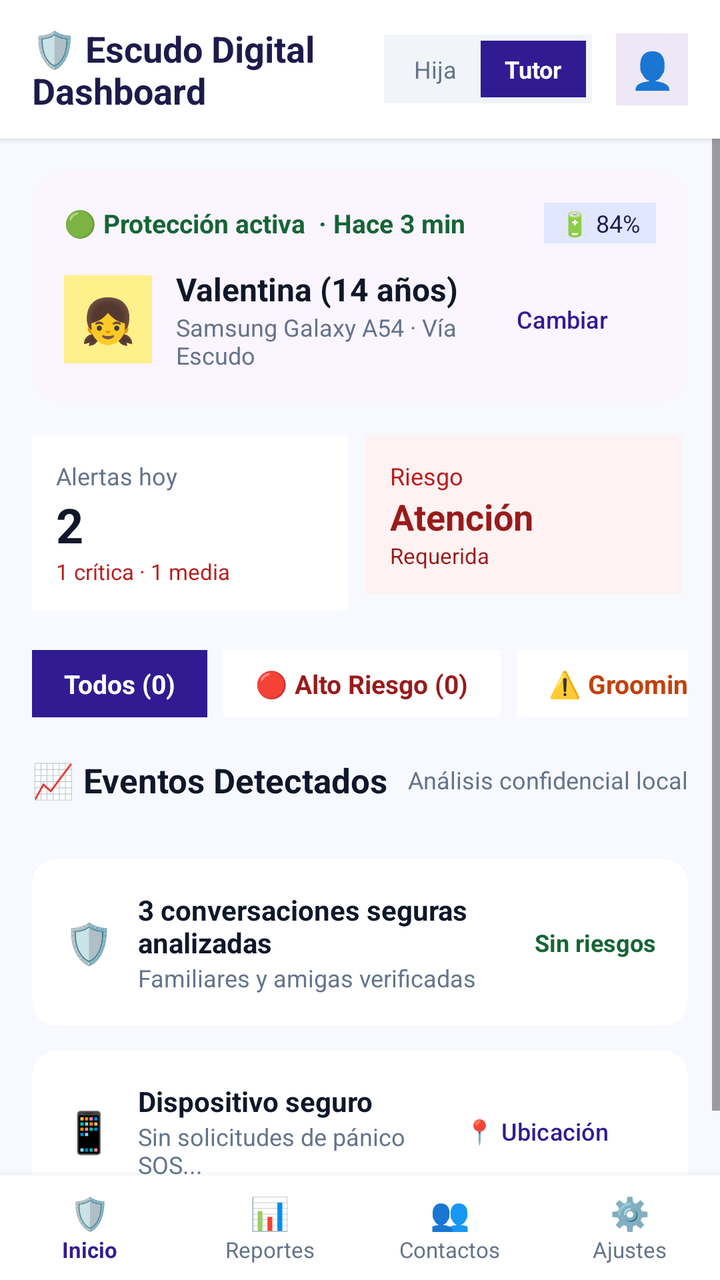
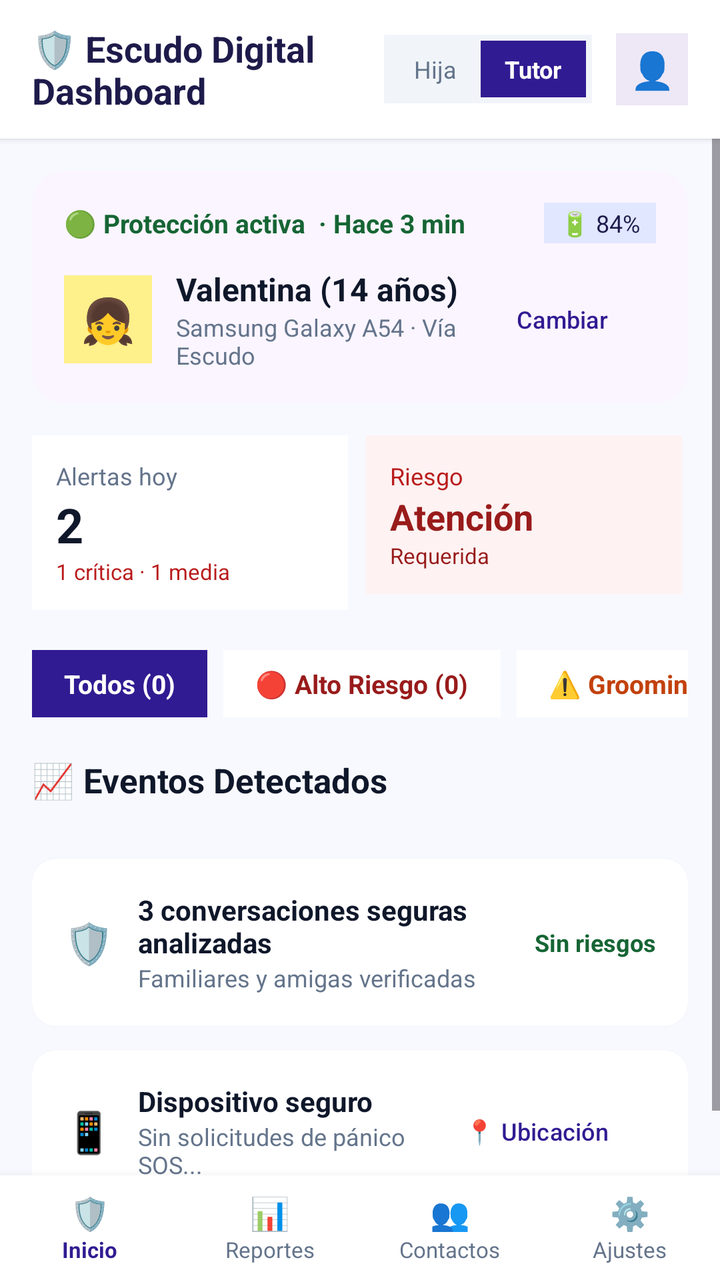

The first picture is an Android layout as it rendered before a commit; the second is the same layout after the commit. The layout source and the unified diff follow.
<!-- AndroidManifest.xml: application theme Theme.MyApplication -->
<!-- res/layout/activity_dashboard.xml -->
<?xml version="1.0" encoding="utf-8"?>
<LinearLayout xmlns:android="http://schemas.android.com/apk/res/android"
    xmlns:app="http://schemas.android.com/apk/res-auto"
    android:id="@+id/dashboardRoot"
    android:layout_width="match_parent"
    android:layout_height="match_parent"
    android:background="#F8F9FE"
    android:orientation="vertical">

    
    <LinearLayout
        android:layout_width="match_parent"
        android:layout_height="wrap_content"
        android:background="#FFFFFF"
        android:elevation="2dp"
        android:gravity="center_vertical"
        android:orientation="horizontal"
        android:paddingHorizontal="16dp"
        android:paddingVertical="12dp">

        <TextView
            android:layout_width="0dp"
            android:layout_height="wrap_content"
            android:layout_weight="1"
            android:text="🛡️ Escudo Digital\nDashboard"
            android:textColor="#1E1B4B"
            android:textSize="18sp"
            android:textStyle="bold" />

        <LinearLayout
            android:layout_width="wrap_content"
            android:layout_height="wrap_content"
            android:background="#F1F5F9"
            android:orientation="horizontal"
            android:padding="3dp">

            <TextView
                android:id="@+id/roleHija"
                android:layout_width="wrap_content"
                android:layout_height="wrap_content"
                android:paddingHorizontal="12dp"
                android:paddingVertical="6dp"
                android:text="Hija"
                android:textColor="#64748B"
                android:textSize="12sp" />

            <TextView
                android:id="@+id/roleTutor"
                android:layout_width="wrap_content"
                android:layout_height="wrap_content"
                android:background="#311B92"
                android:paddingHorizontal="12dp"
                android:paddingVertical="6dp"
                android:text="Tutor"
                android:textColor="#FFFFFF"
                android:textSize="12sp"
                android:textStyle="bold" />
        </LinearLayout>

        <TextView
            android:layout_width="36dp"
            android:layout_height="36dp"
            android:layout_marginStart="12dp"
            android:background="#EDE7F6"
            android:gravity="center"
            android:text="👤"
            android:textSize="18sp" />
    </LinearLayout>

    <ScrollView
        android:layout_width="match_parent"
        android:layout_height="0dp"
        android:layout_weight="1"
        android:fillViewport="true">

        <LinearLayout
            android:layout_width="match_parent"
            android:layout_height="wrap_content"
            android:orientation="vertical"
            android:padding="16dp">

            
            <androidx.cardview.widget.CardView
                android:layout_width="match_parent"
                android:layout_height="wrap_content"
                app:cardBackgroundColor="#FAF5FF"
                app:cardCornerRadius="16dp"
                app:cardElevation="0dp">

                <LinearLayout
                    android:layout_width="match_parent"
                    android:layout_height="wrap_content"
                    android:orientation="vertical"
                    android:padding="16dp">

                    <LinearLayout
                        android:layout_width="match_parent"
                        android:layout_height="wrap_content"
                        android:gravity="center_vertical"
                        android:orientation="horizontal">

                        <TextView
                            android:layout_width="0dp"
                            android:layout_height="wrap_content"
                            android:layout_weight="1"
                            android:text="🟢 Protección activa  · Hace 3 min"
                            android:textColor="#166534"
                            android:textSize="13sp"
                            android:textStyle="bold" />

                        <TextView
                            android:layout_width="wrap_content"
                            android:layout_height="wrap_content"
                            android:background="#E0E7FF"
                            android:paddingHorizontal="8dp"
                            android:paddingVertical="2dp"
                            android:text="🔋 84%"
                            android:textColor="#1E1B4B"
                            android:textSize="12sp" />
                    </LinearLayout>

                    <LinearLayout
                        android:layout_width="match_parent"
                        android:layout_height="wrap_content"
                        android:layout_marginTop="12dp"
                        android:gravity="center_vertical"
                        android:orientation="horizontal">

                        <TextView
                            android:layout_width="44dp"
                            android:layout_height="44dp"
                            android:background="#FEF08A"
                            android:gravity="center"
                            android:text="👧"
                            android:textSize="22sp" />

                        <LinearLayout
                            android:layout_width="0dp"
                            android:layout_height="wrap_content"
                            android:layout_marginStart="12dp"
                            android:layout_weight="1"
                            android:orientation="vertical">

                            <TextView
                                android:layout_width="wrap_content"
                                android:layout_height="wrap_content"
                                android:text="Valentina (14 años)"
                                android:textColor="#0F172A"
                                android:textSize="16sp"
                                android:textStyle="bold" />

                            <TextView
                                android:layout_width="wrap_content"
                                android:layout_height="wrap_content"
                                android:text="Samsung Galaxy A54 · Vía Escudo"
                                android:textColor="#64748B"
                                android:textSize="12sp" />
                        </LinearLayout>

                        <Button
                            android:id="@+id/btnChangeChild"
                            style="?attr/materialButtonOutlinedStyle"
                            android:layout_width="wrap_content"
                            android:layout_height="36dp"
                            android:text="Cambiar"
                            android:textAllCaps="false"
                            android:textColor="#311B92"
                            android:textSize="12sp" />
                    </LinearLayout>
                </LinearLayout>
            </androidx.cardview.widget.CardView>

            
            <LinearLayout
                android:layout_width="match_parent"
                android:layout_height="wrap_content"
                android:layout_marginTop="16dp"
                android:orientation="horizontal">

                
                <LinearLayout
                    android:layout_width="0dp"
                    android:layout_height="wrap_content"
                    android:layout_marginEnd="6dp"
                    android:layout_weight="1"
                    android:background="#FFFFFF"
                    android:orientation="vertical"
                    android:padding="12dp">

                    <TextView
                        android:layout_width="wrap_content"
                        android:layout_height="wrap_content"
                        android:text="Alertas hoy"
                        android:textColor="#64748B"
                        android:textSize="12sp" />

                    <TextView
                        android:id="@+id/statTodayCount"
                        android:layout_width="wrap_content"
                        android:layout_height="wrap_content"
                        android:text="2"
                        android:textColor="#0F172A"
                        android:textSize="24sp"
                        android:textStyle="bold" />

                    <TextView
                        android:id="@+id/statTodayDetail"
                        android:layout_width="wrap_content"
                        android:layout_height="wrap_content"
                        android:text="1 crítica · 1 media"
                        android:textColor="#B91C1C"
                        android:textSize="11sp" />
                </LinearLayout>

                
                <LinearLayout
                    android:layout_width="0dp"
                    android:layout_height="wrap_content"
                    android:layout_marginHorizontal="3dp"
                    android:layout_weight="1"
                    android:background="#FEF2F2"
                    android:orientation="vertical"
                    android:padding="12dp">

                    <TextView
                        android:layout_width="wrap_content"
                        android:layout_height="wrap_content"
                        android:text="Riesgo"
                        android:textColor="#B91C1C"
                        android:textSize="12sp" />

                    <TextView
                        android:id="@+id/statRiskStatus"
                        android:layout_width="wrap_content"
                        android:layout_height="wrap_content"
                        android:text="Atención"
                        android:textColor="#991B1B"
                        android:textSize="18sp"
                        android:textStyle="bold" />

                    <TextView
                        android:layout_width="wrap_content"
                        android:layout_height="wrap_content"
                        android:text="Requerida"
                        android:textColor="#991B1B"
                        android:textSize="11sp" />
                </LinearLayout>

            </LinearLayout>

            
            <HorizontalScrollView
                android:layout_width="match_parent"
                android:layout_height="wrap_content"
                android:layout_marginTop="20dp"
                android:scrollbars="none">

                <LinearLayout
                    android:layout_width="wrap_content"
                    android:layout_height="wrap_content"
                    android:orientation="horizontal">

                    <TextView
                        android:id="@+id/chipAll"
                        android:layout_width="wrap_content"
                        android:layout_height="wrap_content"
                        android:layout_marginEnd="8dp"
                        android:background="#311B92"
                        android:paddingHorizontal="16dp"
                        android:paddingVertical="8dp"
                        android:text="Todos (0)"
                        android:textColor="#FFFFFF"
                        android:textSize="13sp"
                        android:textStyle="bold" />

                    <TextView
                        android:id="@+id/chipHighRisk"
                        android:layout_width="wrap_content"
                        android:layout_height="wrap_content"
                        android:layout_marginEnd="8dp"
                        android:background="#FFFFFF"
                        android:paddingHorizontal="16dp"
                        android:paddingVertical="8dp"
                        android:text="🔴 Alto Riesgo (0)"
                        android:textColor="#991B1B"
                        android:textSize="13sp"
                        android:textStyle="bold" />

                    <TextView
                        android:id="@+id/chipGrooming"
                        android:layout_width="wrap_content"
                        android:layout_height="wrap_content"
                        android:layout_marginEnd="8dp"
                        android:background="#FFFFFF"
                        android:paddingHorizontal="16dp"
                        android:paddingVertical="8dp"
                        android:text="⚠️ Grooming (0)"
                        android:textColor="#C2410C"
                        android:textSize="13sp"
                        android:textStyle="bold" />

                    <TextView
                        android:id="@+id/chipSexualContent"
                        android:layout_width="wrap_content"
                        android:layout_height="wrap_content"
                        android:layout_marginEnd="8dp"
                        android:background="#FFFFFF"
                        android:paddingHorizontal="16dp"
                        android:paddingVertical="8dp"
                        android:text="🚫 Acoso sexual (0)"
                        android:textColor="#7C2D12"
                        android:textSize="13sp"
                        android:textStyle="bold" />

                    <TextView
                        android:id="@+id/chipCyberbullying"
                        android:layout_width="wrap_content"
                        android:layout_height="wrap_content"
                        android:layout_marginEnd="8dp"
                        android:background="#FFFFFF"
                        android:paddingHorizontal="16dp"
                        android:paddingVertical="8dp"
                        android:text="💻 Ciberbulying (0)"
                        android:textColor="#1D4ED8"
                        android:textSize="13sp"
                        android:textStyle="bold" />

                    <TextView
                        android:id="@+id/chipCoercion"
                        android:layout_width="wrap_content"
                        android:layout_height="wrap_content"
                        android:layout_marginEnd="8dp"
                        android:background="#FFFFFF"
                        android:paddingHorizontal="16dp"
                        android:paddingVertical="8dp"
                        android:text="⚠️ Coacción (0)"
                        android:textColor="#7E22CE"
                        android:textSize="13sp"
                        android:textStyle="bold" />

                    <TextView
                        android:id="@+id/chipMediumRisk"
                        android:layout_width="wrap_content"
                        android:layout_height="wrap_content"
                        android:background="#FFFFFF"
                        android:paddingHorizontal="16dp"
                        android:paddingVertical="8dp"
                        android:text="⚡ Riesgo Medio (0)"
                        android:textColor="#D97706"
                        android:textSize="13sp"
                        android:textStyle="bold" />
                </LinearLayout>
            </HorizontalScrollView>

            
            <LinearLayout
                android:layout_width="match_parent"
                android:layout_height="wrap_content"
                android:layout_marginTop="20dp"
                android:gravity="center_vertical"
                android:orientation="horizontal">

                <TextView
                    android:layout_width="0dp"
                    android:layout_height="wrap_content"
                    android:layout_weight="1"
                    android:text="📈 Eventos Detectados"
                    android:textColor="#0F172A"
                    android:textSize="17sp"
                    android:textStyle="bold" />

                <TextView
                    android:layout_width="wrap_content"
                    android:layout_height="wrap_content"
                    android:text="Análisis confidencial local"
                    android:textColor="#64748B"
                    android:textSize="12sp" />
            </LinearLayout>

            
            <LinearLayout
                android:id="@+id/timelineContainer"
                android:layout_width="match_parent"
                android:layout_height="wrap_content"
                android:layout_marginTop="12dp"
                android:orientation="vertical" />

            
            <androidx.cardview.widget.CardView
                android:layout_width="match_parent"
                android:layout_height="wrap_content"
                android:layout_marginTop="16dp"
                app:cardBackgroundColor="#FFFFFF"
                app:cardCornerRadius="12dp"
                app:cardElevation="1dp">

                <LinearLayout
                    android:layout_width="match_parent"
                    android:layout_height="wrap_content"
                    android:gravity="center_vertical"
                    android:orientation="horizontal"
                    android:padding="16dp">

                    <TextView
                        android:layout_width="wrap_content"
                        android:layout_height="wrap_content"
                        android:text="🛡️"
                        android:textSize="20sp" />

                    <LinearLayout
                        android:layout_width="0dp"
                        android:layout_height="wrap_content"
                        android:layout_marginStart="12dp"
                        android:layout_weight="1"
                        android:orientation="vertical">

                        <TextView
                            android:layout_width="wrap_content"
                            android:layout_height="wrap_content"
                            android:text="3 conversaciones seguras analizadas"
                            android:textColor="#0F172A"
                            android:textSize="14sp"
                            android:textStyle="bold" />

                        <TextView
                            android:layout_width="wrap_content"
                            android:layout_height="wrap_content"
                            android:text="Familiares y amigas verificadas"
                            android:textColor="#64748B"
                            android:textSize="12sp" />
                    </LinearLayout>

                    <TextView
                        android:layout_width="wrap_content"
                        android:layout_height="wrap_content"
                        android:text="Sin riesgos"
                        android:textColor="#166534"
                        android:textSize="12sp"
                        android:textStyle="bold" />
                </LinearLayout>
            </androidx.cardview.widget.CardView>

            
            <androidx.cardview.widget.CardView
                android:layout_width="match_parent"
                android:layout_height="wrap_content"
                android:layout_marginTop="12dp"
                app:cardBackgroundColor="#FFFFFF"
                app:cardCornerRadius="12dp"
                app:cardElevation="1dp">

                <LinearLayout
                    android:layout_width="match_parent"
                    android:layout_height="wrap_content"
                    android:gravity="center_vertical"
                    android:orientation="horizontal"
                    android:padding="16dp">

                    <TextView
                        android:layout_width="wrap_content"
                        android:layout_height="wrap_content"
                        android:text="📱"
                        android:textSize="20sp" />

                    <LinearLayout
                        android:layout_width="0dp"
                        android:layout_height="wrap_content"
                        android:layout_marginStart="12dp"
                        android:layout_weight="1"
                        android:orientation="vertical">

                        <TextView
                            android:layout_width="wrap_content"
                            android:layout_height="wrap_content"
                            android:text="Dispositivo seguro"
                            android:textColor="#0F172A"
                            android:textSize="14sp"
                            android:textStyle="bold" />

                        <TextView
                            android:layout_width="wrap_content"
                            android:layout_height="wrap_content"
                            android:text="Sin solicitudes de pánico SOS..."
                            android:textColor="#64748B"
                            android:textSize="12sp" />
                    </LinearLayout>

                    <Button
                        style="?attr/materialButtonOutlinedStyle"
                        android:layout_width="wrap_content"
                        android:layout_height="36dp"
                        android:text="📍 Ubicación"
                        android:textAllCaps="false"
                        android:textColor="#311B92"
                        android:textSize="12sp" />
                </LinearLayout>
            </androidx.cardview.widget.CardView>

        </LinearLayout>
    </ScrollView>

    
    <LinearLayout
        android:id="@+id/bottomNavigation"
        android:layout_width="match_parent"
        android:layout_height="wrap_content"
        android:background="#FFFFFF"
        android:elevation="8dp"
        android:orientation="horizontal"
        android:paddingVertical="8dp">

        <LinearLayout
            android:id="@+id/homeNavigation"
            android:layout_width="0dp"
            android:layout_height="wrap_content"
            android:layout_weight="1"
            android:gravity="center"
            android:orientation="vertical">

            <TextView
                android:layout_width="wrap_content"
                android:layout_height="wrap_content"
                android:text="🛡️"
                android:textSize="16sp" />

            <TextView
                android:layout_width="wrap_content"
                android:layout_height="wrap_content"
                android:text="Inicio"
                android:textColor="#311B92"
                android:textSize="11sp"
                android:textStyle="bold" />
        </LinearLayout>

        <LinearLayout
            android:id="@+id/reportsNavigation"
            android:layout_width="0dp"
            android:layout_height="wrap_content"
            android:layout_weight="1"
            android:gravity="center"
            android:orientation="vertical">

            <TextView
                android:layout_width="wrap_content"
                android:layout_height="wrap_content"
                android:text="📊"
                android:textSize="16sp" />

            <TextView
                android:layout_width="wrap_content"
                android:layout_height="wrap_content"
                android:text="Reportes"
                android:textColor="#64748B"
                android:textSize="11sp" />
        </LinearLayout>

        <LinearLayout
            android:id="@+id/contactNavigation"
            android:layout_width="0dp"
            android:layout_height="wrap_content"
            android:layout_weight="1"
            android:gravity="center"
            android:orientation="vertical">

            <TextView
                android:layout_width="wrap_content"
                android:layout_height="wrap_content"
                android:text="👥"
                android:textSize="16sp" />

            <TextView
                android:layout_width="wrap_content"
                android:layout_height="wrap_content"
                android:text="Contactos"
                android:textColor="#64748B"
                android:textSize="11sp" />
        </LinearLayout>

        <LinearLayout
            android:layout_width="0dp"
            android:layout_height="wrap_content"
            android:layout_weight="1"
            android:gravity="center"
            android:orientation="vertical">

            <TextView
                android:layout_width="wrap_content"
                android:layout_height="wrap_content"
                android:text="⚙️"
                android:textSize="16sp" />

            <TextView
                android:layout_width="wrap_content"
                android:layout_height="wrap_content"
                android:text="Ajustes"
                android:textColor="#64748B"
                android:textSize="11sp" />
        </LinearLayout>
    </LinearLayout>

</LinearLayout>
<!-- resources referenced by this layout -->
<resources>
  <style name="Theme.MyApplication" parent="Base.Theme.MyApplication" />
  <style name="Base.Theme.MyApplication" parent="Theme.Material3.DayNight.NoActionBar">
          
          
      </style>
</resources>

<!-- the commit's change to res/layout/activity_dashboard.xml (unified diff, before → after) -->
@@ -369,12 +369,6 @@
                     android:textSize="17sp"
                     android:textStyle="bold" />
 
-                <TextView
-                    android:layout_width="wrap_content"
-                    android:layout_height="wrap_content"
-                    android:text="Análisis confidencial local"
-                    android:textColor="#64748B"
-                    android:textSize="12sp" />
             </LinearLayout>
 
             
